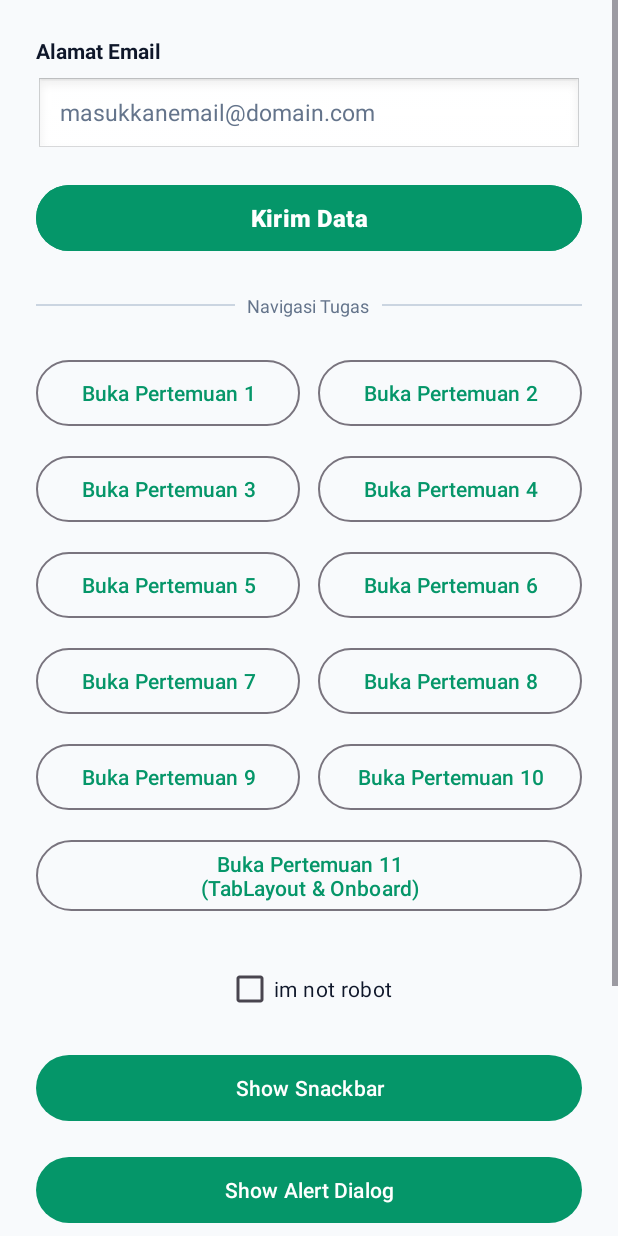
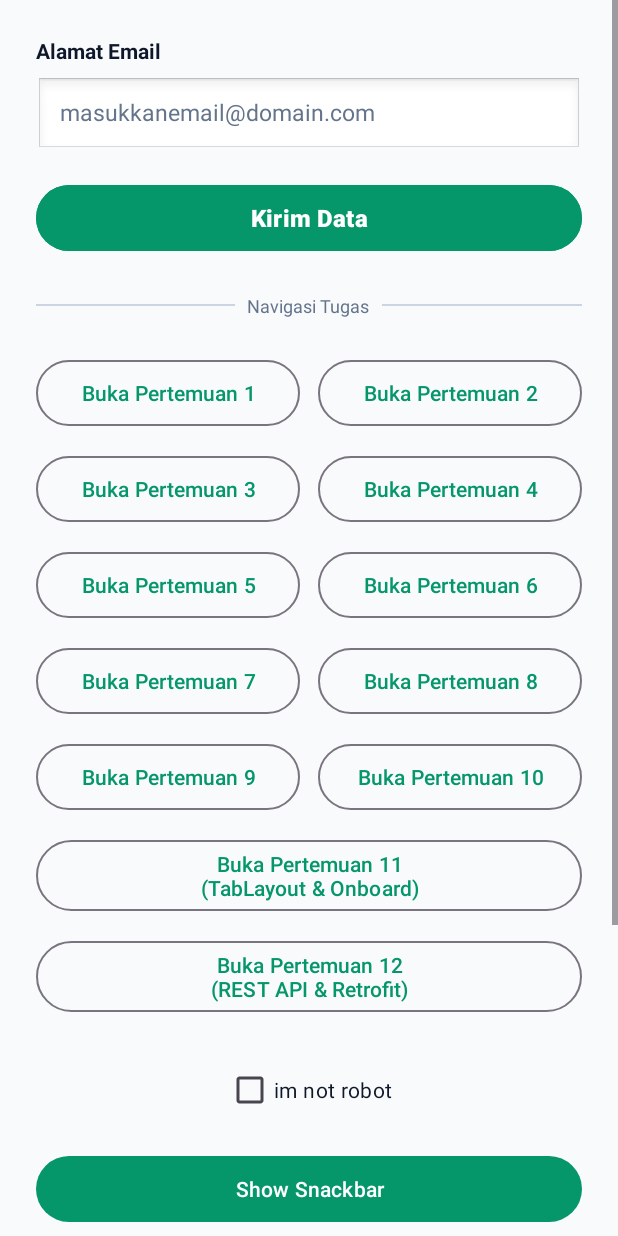
Before and after one commit to zikra24ti-dotcom/projectg24, an Android app: the FourthActivity screen opened directly, with no data from a screen before it, on a phone screen of 412 x 824 dp. Run offline under Robolectric (Android 15) with nearby library versions, the phone set to English and light mode, and no system bars.

Commit message:
..........

```diff
--- a/app/build.gradle.kts
+++ b/app/build.gradle.kts
@@ -46,6 +46,9 @@ dependencies {
     implementation("com.github.bumptech.glide:glide:4.16.0")
     implementation("com.tbuonomo:dotsindicator:5.1.0")
     implementation("androidx.lifecycle:lifecycle-runtime-ktx:2.11.0")
+    implementation("com.squareup.retrofit2:retrofit:2.9.0")
+    implementation("com.squareup.retrofit2:converter-gson:2.9.0")
+    implementation("org.jetbrains.kotlinx:kotlinx-coroutines-android:1.7.3")
     testImplementation(libs.junit)
     androidTestImplementation(libs.androidx.espresso.core)
     androidTestImplementation(libs.androidx.junit)
--- a/app/src/main/AndroidManifest.xml
+++ b/app/src/main/AndroidManifest.xml
@@ -83,6 +83,10 @@
             android:name=".pertemuan_11.tutorial.TutorialMessageActivity"
             android:exported="false"
             android:windowSoftInputMode="adjustResize" />
+        <activity
+            android:name=".pertemuan_12.Pertemuan12Activity"
+            android:exported="false"
+            android:windowSoftInputMode="adjustResize" />
     </application>
 
 </manifest>
--- a/app/src/main/java/com/example/zikra/pertemuan_4/FourthActivity.kt
+++ b/app/src/main/java/com/example/zikra/pertemuan_4/FourthActivity.kt
@@ -12,6 +12,7 @@ import com.example.zikra.Pertemuan_5.fifthActivity
 import com.example.zikra.databinding.ActivityFourthBinding
 import com.example.zikra.pertemua_6.AuthActivity
 import com.example.zikra.pertemuan_11.elevan
+import com.example.zikra.pertemuan_12.Pertemuan12Activity
 import com.example.zikra.pertemuan_2.SecondActivity
 import com.example.zikra.pertemuan_3.ThirdActivity
 import com.example.zikra.pertemuan_9.NinthActivity
@@ -127,6 +128,11 @@ class FourthActivity : AppCompatActivity() {
             val intent = Intent(this, elevan::class.java)
             startActivity(intent)
         }
+
+        binding.btnPertemuan12.setOnClickListener {
+            val intent = Intent(this, Pertemuan12Activity::class.java)
+            startActivity(intent)
+        }
     }
 
     override fun onStart() {
--- a/app/src/main/res/layout/activity_fourth.xml
+++ b/app/src/main/res/layout/activity_fourth.xml
@@ -250,8 +250,21 @@
             android:layout_width="match_parent"
             android:layout_height="wrap_content"
             android:minHeight="52dp"
+            android:layout_marginBottom="12dp"
+            android:text="Buka Pertemuan 11&#10;(TabLayout &amp; Onboard)"
+            android:textAllCaps="false"
+            android:textColor="@color/primary"
+            android:textSize="14sp" />
+
+        <!-- Baris 7: Pertemuan 12 (REST API & Retrofit) -->
+        <Button
+            android:id="@+id/btnPertemuan12"
+            style="@style/Widget.Material3.Button.OutlinedButton"
+            android:layout_width="match_parent"
+            android:layout_height="wrap_content"
+            android:minHeight="52dp"
             android:layout_marginBottom="24dp"
-            android:text="Buka Pertemuan 11&#10;(TabLayout &amp; Onboard)"
+            android:text="Buka Pertemuan 12&#10;(REST API &amp; Retrofit)"
             android:textAllCaps="false"
             android:textColor="@color/primary"
             android:textSize="14sp" />
```
